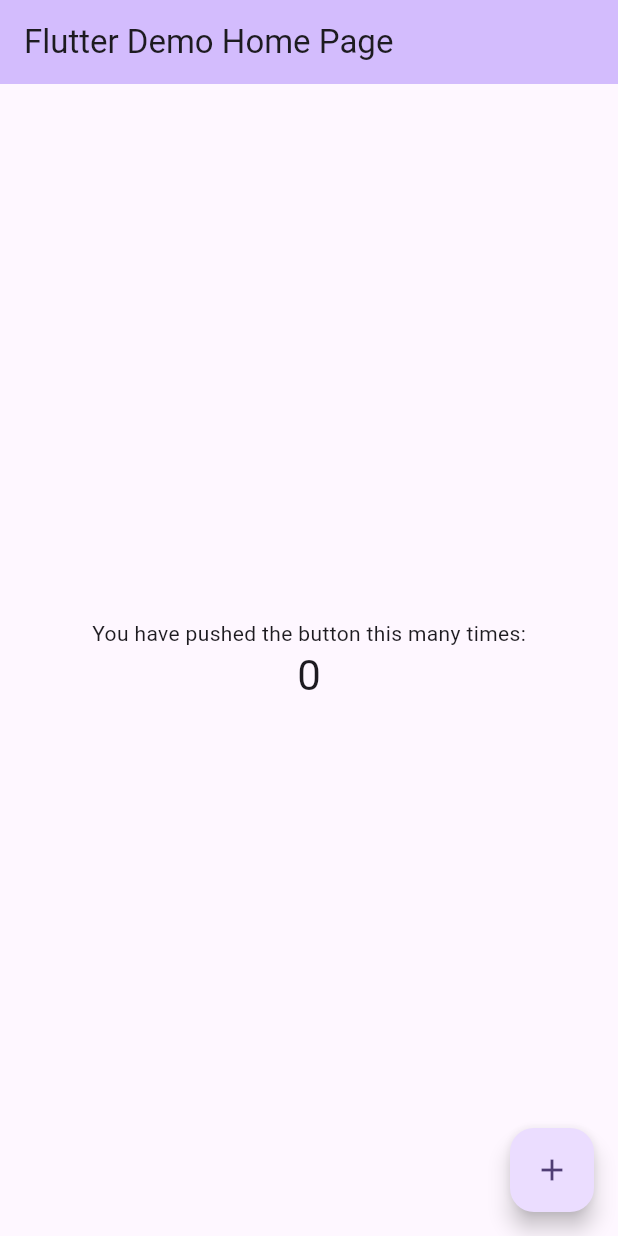
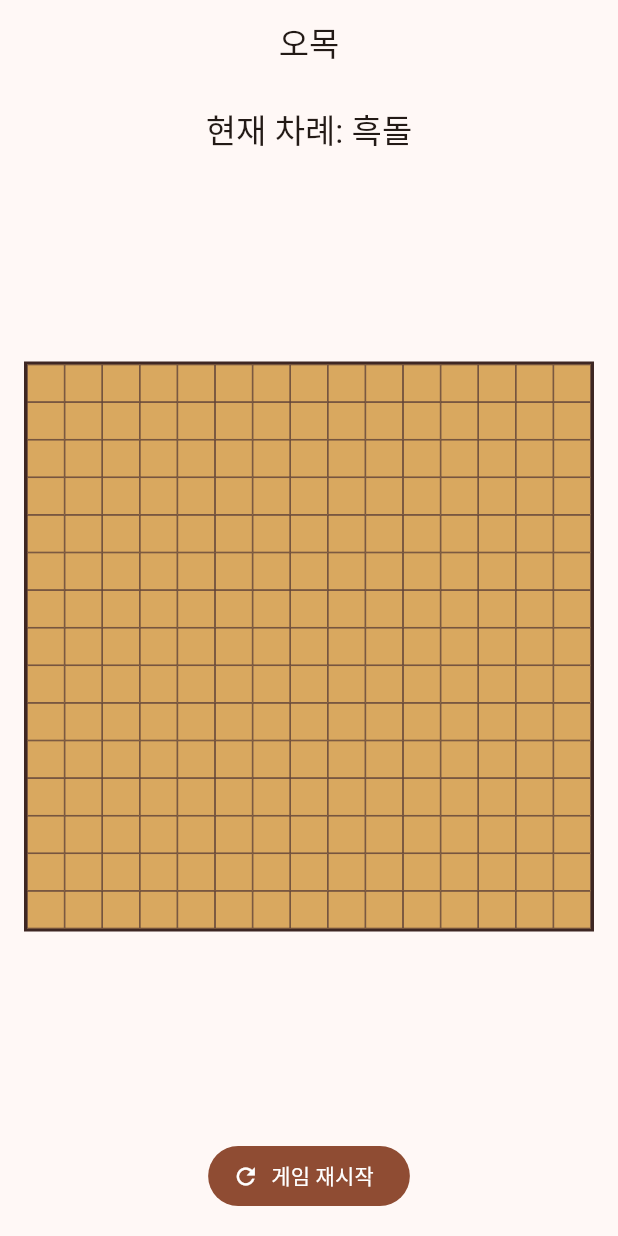
Before and after one commit to ziho9593/Gomoku, a Flutter app: the screen it shows after launch, on a phone screen of 412 x 824 dp. Run offline on Flutter 3.47's test engine with Material 3 defaults, Android fonts, the phone set to English and light mode, and no system bars.

Commit message:
✨ feat: 기본적인 오목판 틀 구성
lib/main.dart에 'StatefulWidget + setState'만 사용하는 오목 게임 최소 구성

```diff
--- a/lib/main.dart
+++ b/lib/main.dart
@@ -1,125 +1,175 @@
 import 'package:flutter/material.dart';
 
 void main() {
-  runApp(const MyApp());
+  runApp(const GomokuApp());
 }
 
-class MyApp extends StatelessWidget {
-  const MyApp({super.key});
+class GomokuApp extends StatelessWidget {
+  const GomokuApp({super.key});
 
-  // This widget is the root of your application.
   @override
   Widget build(BuildContext context) {
     return MaterialApp(
-      title: 'Flutter Demo',
+      title: 'Gomoku',
+      debugShowCheckedModeBanner: false,
       theme: ThemeData(
-        // This is the theme of your application.
-        //
-        // TRY THIS: Try running your application with "flutter run". You'll see
-        // the application has a purple toolbar. Then, without quitting the app,
-        // try changing the seedColor in the colorScheme below to Colors.green
-        // and then invoke "hot reload" (save your changes or press the "hot
-        // reload" button in a Flutter-supported IDE, or press "r" if you used
-        // the command line to start the app).
-        //
-        // Notice that the counter didn't reset back to zero; the application
-        // state is not lost during the reload. To reset the state, use hot
-        // restart instead.
-        //
-        // This works for code too, not just values: Most code changes can be
-        // tested with just a hot reload.
-        colorScheme: ColorScheme.fromSeed(seedColor: Colors.deepPurple),
+        colorScheme: ColorScheme.fromSeed(seedColor: Colors.brown),
         useMaterial3: true,
       ),
-      home: const MyHomePage(title: 'Flutter Demo Home Page'),
+      home: const GomokuPage(),
     );
   }
 }
 
-class MyHomePage extends StatefulWidget {
-  const MyHomePage({super.key, required this.title});
-
-  // This widget is the home page of your application. It is stateful, meaning
-  // that it has a State object (defined below) that contains fields that affect
-  // how it looks.
-
-  // This class is the configuration for the state. It holds the values (in this
-  // case the title) provided by the parent (in this case the App widget) and
-  // used by the build method of the State. Fields in a Widget subclass are
-  // always marked "final".
-
-  final String title;
+class GomokuPage extends StatefulWidget {
+  const GomokuPage({super.key});
 
   @override
-  State<MyHomePage> createState() => _MyHomePageState();
+  State<GomokuPage> createState() => _GomokuPageState();
 }
 
-class _MyHomePageState extends State<MyHomePage> {
-  int _counter = 0;
+class _GomokuPageState extends State<GomokuPage> {
+  static const int boardSize = 15;
+  static const int empty = 0;
+  static const int blackStone = 1;
+  static const int whiteStone = 2;
 
-  void _incrementCounter() {
+  late List<List<int>> board;
+  int currentTurn = blackStone;
+
+  @override
+  void initState() {
+    super.initState();
+    _resetGame();
+  }
+
+  void _resetGame() {
+    // 15x15 보드를 만들고 모든 칸을 빈 칸(0)으로 초기화합니다.
+    board = List.generate(
+      boardSize,
+      (_) => List.generate(boardSize, (_) => empty),
+    );
+    currentTurn = blackStone;
+  }
+
+  void _placeStone(int row, int col) {
+    // 이미 돌이 있는 칸에는 새 돌을 놓지 않습니다.
+    if (board[row][col] != empty) {
+      return;
+    }
+
     setState(() {
-      // This call to setState tells the Flutter framework that something has
-      // changed in this State, which causes it to rerun the build method below
-      // so that the display can reflect the updated values. If we changed
-      // _counter without calling setState(), then the build method would not be
-      // called again, and so nothing would appear to happen.
-      _counter++;
+      board[row][col] = currentTurn;
+
+      // 승리 판정은 아직 없으므로 착수 후 바로 다음 차례로 넘깁니다.
+      currentTurn = currentTurn == blackStone ? whiteStone : blackStone;
     });
+  }
+
+  void _restartGame() {
+    setState(() {
+      _resetGame();
+    });
+  }
+
+  String get _turnText {
+    return currentTurn == blackStone ? '현재 차례: 흑돌' : '현재 차례: 백돌';
   }
 
   @override
   Widget build(BuildContext context) {
-    // This method is rerun every time setState is called, for instance as done
-    // by the _incrementCounter method above.
-    //
-    // The Flutter framework has been optimized to make rerunning build methods
-    // fast, so that you can just rebuild anything that needs updating rather
-    // than having to individually change instances of widgets.
     return Scaffold(
       appBar: AppBar(
-        // TRY THIS: Try changing the color here to a specific color (to
-        // Colors.amber, perhaps?) and trigger a hot reload to see the AppBar
-        // change color while the other colors stay the same.
-        backgroundColor: Theme.of(context).colorScheme.inversePrimary,
-        // Here we take the value from the MyHomePage object that was created by
-        // the App.build method, and use it to set our appbar title.
-        title: Text(widget.title),
+        title: const Text('오목'),
+        centerTitle: true,
       ),
-      body: Center(
-        // Center is a layout widget. It takes a single child and positions it
-        // in the middle of the parent.
-        child: Column(
-          // Column is also a layout widget. It takes a list of children and
-          // arranges them vertically. By default, it sizes itself to fit its
-          // children horizontally, and tries to be as tall as its parent.
-          //
-          // Column has various properties to control how it sizes itself and
-          // how it positions its children. Here we use mainAxisAlignment to
-          // center the children vertically; the main axis here is the vertical
-          // axis because Columns are vertical (the cross axis would be
-          // horizontal).
-          //
-          // TRY THIS: Invoke "debug painting" (choose the "Toggle Debug Paint"
-          // action in the IDE, or press "p" in the console), to see the
-          // wireframe for each widget.
-          mainAxisAlignment: MainAxisAlignment.center,
-          children: <Widget>[
-            const Text(
-              'You have pushed the button this many times:',
-            ),
-            Text(
-              '$_counter',
-              style: Theme.of(context).textTheme.headlineMedium,
-            ),
-          ],
+      body: SafeArea(
+        child: Padding(
+          padding: const EdgeInsets.all(16),
+          child: Column(
+            children: [
+              Text(
+                _turnText,
+                style: Theme.of(context).textTheme.titleLarge,
+              ),
+              const SizedBox(height: 16),
+              Expanded(
+                child: Center(
+                  child: AspectRatio(
+                    aspectRatio: 1,
+                    child: _buildBoard(),
+                  ),
+                ),
+              ),
+              const SizedBox(height: 16),
+              FilledButton.icon(
+                onPressed: _restartGame,
+                icon: const Icon(Icons.refresh),
+                label: const Text('게임 재시작'),
+              ),
+            ],
+          ),
         ),
       ),
-      floatingActionButton: FloatingActionButton(
-        onPressed: _incrementCounter,
-        tooltip: 'Increment',
-        child: const Icon(Icons.add),
-      ), // This trailing comma makes auto-formatting nicer for build methods.
+    );
+  }
+
+  Widget _buildBoard() {
+    return Container(
+      decoration: BoxDecoration(
+        color: const Color(0xFFD9A85F),
+        border: Border.all(color: Colors.brown.shade900, width: 2),
+      ),
+      child: GridView.builder(
+        physics: const NeverScrollableScrollPhysics(),
+        itemCount: boardSize * boardSize,
+        gridDelegate: const SliverGridDelegateWithFixedCrossAxisCount(
+          crossAxisCount: boardSize,
+        ),
+        itemBuilder: (context, index) {
+          final int row = index ~/ boardSize;
+          final int col = index % boardSize;
+
+          return _buildCell(row, col);
+        },
+      ),
+    );
+  }
+
+  Widget _buildCell(int row, int col) {
+    final int stone = board[row][col];
+
+    return GestureDetector(
+      onTap: () => _placeStone(row, col),
+      child: Container(
+        decoration: BoxDecoration(
+          border: Border.all(color: Colors.brown.shade700, width: 0.5),
+        ),
+        child: Center(
+          child: _buildStone(stone),
+        ),
+      ),
+    );
+  }
+
+  Widget _buildStone(int stone) {
+    // 빈 칸이면 아무것도 그리지 않습니다.
+    if (stone == empty) {
+      return const SizedBox.shrink();
+    }
+
+    final bool isBlack = stone == blackStone;
+
+    return FractionallySizedBox(
+      widthFactor: 0.72,
+      heightFactor: 0.72,
+      child: Container(
+        decoration: BoxDecoration(
+          color: isBlack ? Colors.black : Colors.white,
+          shape: BoxShape.circle,
+          border: Border.all(color: Colors.black87),
+        ),
+      ),
     );
   }
 }
```
Also changed, not shown: 1 other file.
